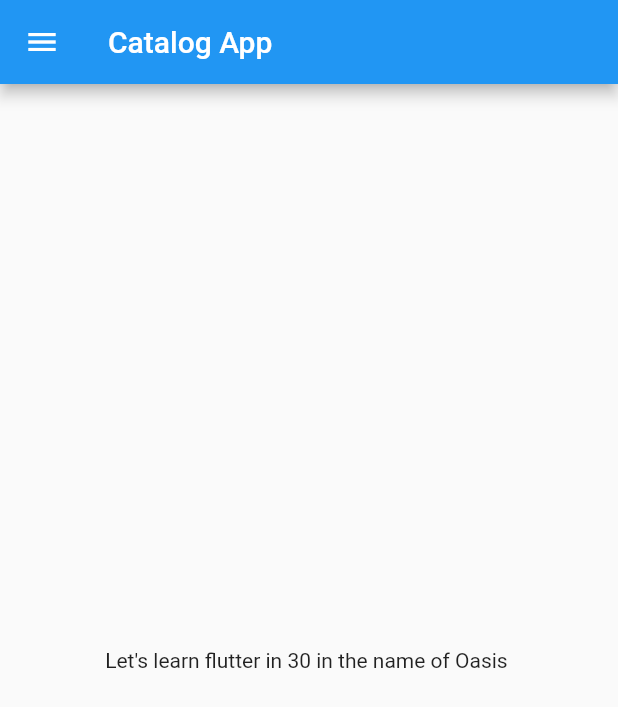
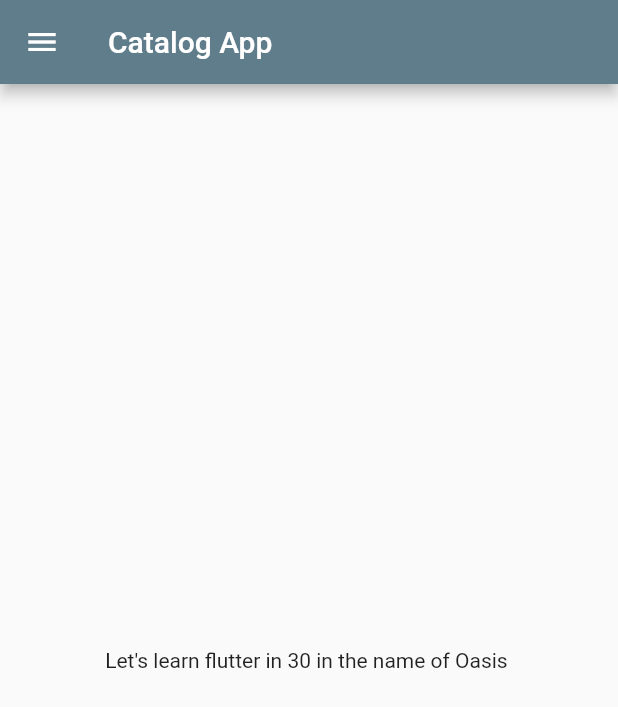
Before and after one commit to hariom2002/flutterBegins, a Flutter app: the screen it shows after launch, on a phone screen of 412 x 824 dp. Shown: the top 707 px of the screen. Run offline on Flutter 3.47's test engine with Material 2 defaults, Android fonts, the phone set to English and light mode, and no system bars.

Commit message:
chapter_3 completed

```diff
--- a/lib/main.dart
+++ b/lib/main.dart
@@ -1,6 +1,8 @@
 import 'package:flutter/material.dart';
+import 'package:flutter_calculator/pages/login_page.dart';
 
-import 'home_page.dart';
+import 'pages/home_page.dart';
+import 'pages/login_page.dart';
 
 void main() {
   runApp(MyApp());
@@ -10,7 +12,15 @@ class MyApp extends StatelessWidget {
   @override
   Widget build(BuildContext context) {
     return MaterialApp(
-      home: HomePage(),
+      // home: HomePage(),
+      themeMode: ThemeMode.light,
+      theme: ThemeData(primarySwatch: Colors.blueGrey),
+      darkTheme: ThemeData(brightness: Brightness.dark),
+      initialRoute: "/home",
+      routes: {
+        "/": (context) => LoginPage(),
+        "/home": (context) => HomePage(),
+      },
     );
   }
 }
```
Also changed, not shown: lib/pages/login_page.dart (added, +14 -0 lines), lib/pages/home_page.dart (renamed from lib/home_page.dart).
